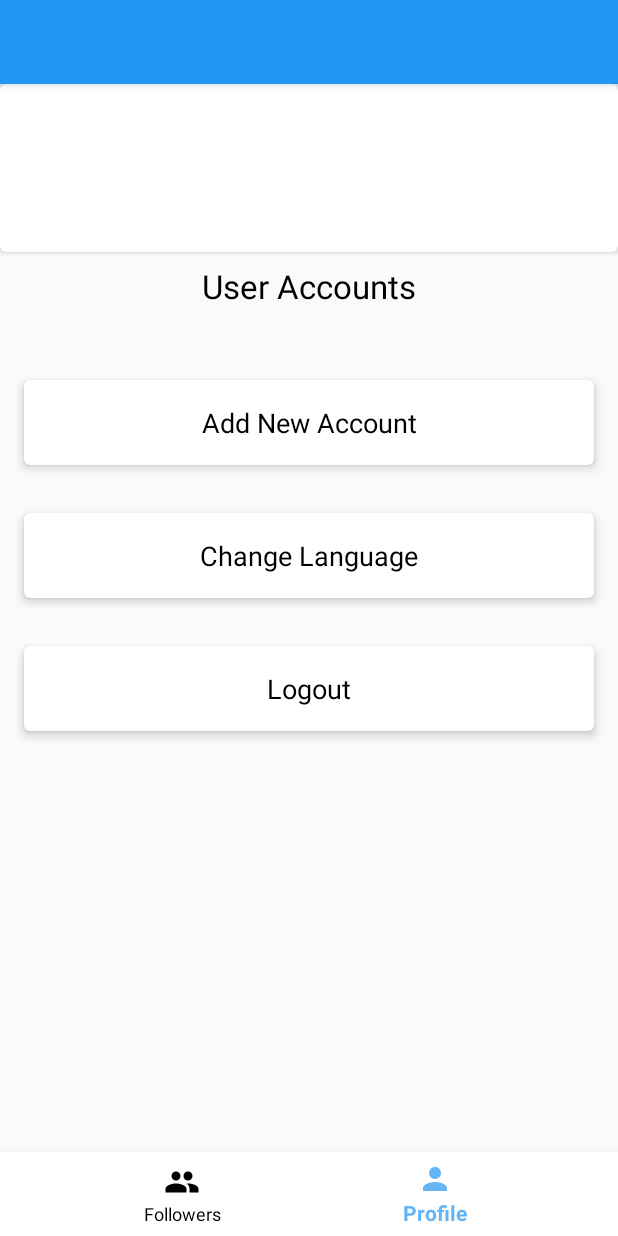
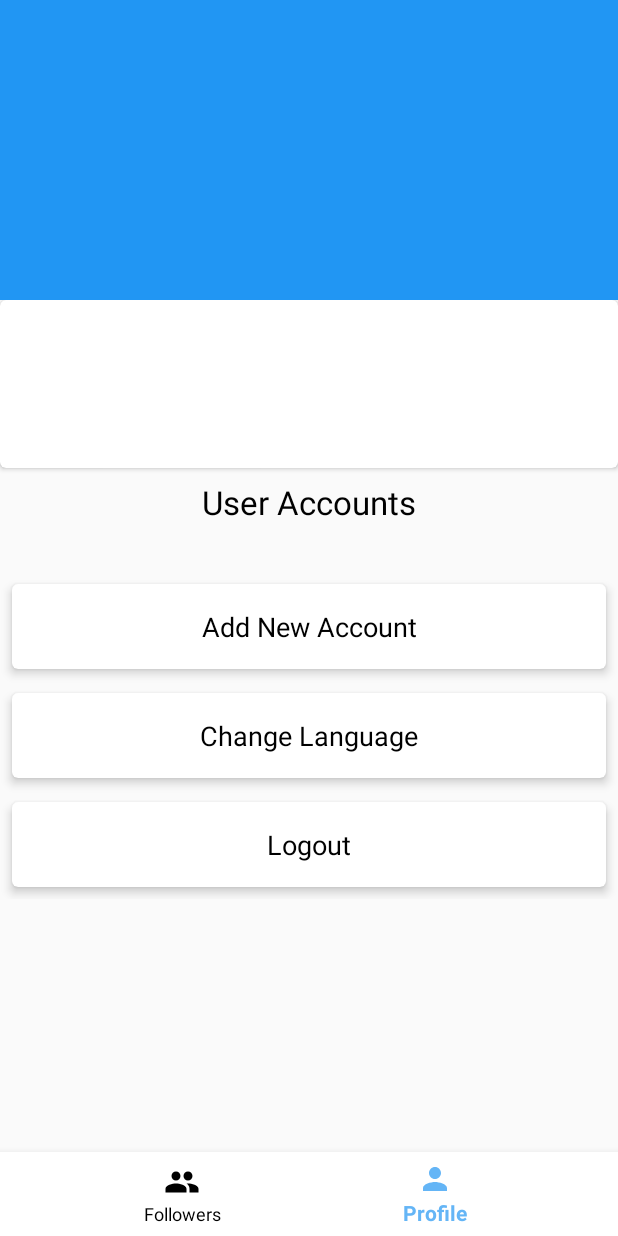
Before and after one commit to NaderNabil216/Simple-Twitter-Client, an Android app: the FollowersList screen opened directly, with no data from a screen before it, item 2 of the bottom bar chosen, on a phone screen of 412 x 824 dp. Run offline under Robolectric (Android 15) with nearby library versions, the phone set to English and light mode, and no system bars; our stand-ins replace CircleImageView, Picasso; 6 statements that could not run were skipped.

Commit message:
Clear DB tables after logout / fix bugs in login avtivity / modify profile view

```diff
--- a/app/build.gradle
+++ b/app/build.gradle
@@ -4,7 +4,7 @@ android {
     compileSdkVersion 26
     defaultConfig {
         applicationId "com.nadernabil.simpletwitterclient"
-        minSdkVersion 21
+        minSdkVersion 19
         targetSdkVersion 26
         versionCode 1
         versionName "1.0"
--- a/app/src/main/java/com/nadernabil/simpletwitterclient/Bases/ProfileContract.java
+++ b/app/src/main/java/com/nadernabil/simpletwitterclient/Bases/ProfileContract.java
@@ -1,5 +1,6 @@
 package com.nadernabil.simpletwitterclient.Bases;
 
+import android.content.Context;
 import android.view.View;
 
 import com.nadernabil.simpletwitterclient.Model.Objects.UserAccount;
@@ -40,5 +41,7 @@ public interface ProfileContract {
 
         void SwitchAccounts(Long choosen_account_id);
 
+        void PerformLogOut(Context context);
+
     }
 }
--- a/app/src/main/java/com/nadernabil/simpletwitterclient/Model/DataBase/FollowersOperations.java
+++ b/app/src/main/java/com/nadernabil/simpletwitterclient/Model/DataBase/FollowersOperations.java
@@ -67,6 +67,12 @@ public class FollowersOperations {
         return data;
     }
 
+    public int DeleteFollowers(){
+        SQLiteDatabase db = contract.getWritableDatabase();
+        int count = db.delete(FollowersTable.TABLE_FOLLOWER, null, null);
+        return count;
+    }
+
     public boolean IsEmpty(Long current_user_id) {
         ArrayList<Follower> followers = getAllData(current_user_id);
         return followers.isEmpty();
--- a/app/src/main/java/com/nadernabil/simpletwitterclient/Model/DataBase/TweetsOperations.java
+++ b/app/src/main/java/com/nadernabil/simpletwitterclient/Model/DataBase/TweetsOperations.java
@@ -61,6 +61,12 @@ public class TweetsOperations {
         return data;
     }
 
+    public int DeleteTweets(){
+        SQLiteDatabase db = contract.getWritableDatabase();
+        int count = db.delete(TweetsTable.TABLE_TWEETS, null, null);
+        return count;
+    }
+
     public boolean IsEmpty(Long current_follower_id) {
         ArrayList<Tweet> tweets = getAllData(current_follower_id);
         return tweets.isEmpty();
--- a/app/src/main/java/com/nadernabil/simpletwitterclient/Model/DataBase/UserAccountsOperations.java
+++ b/app/src/main/java/com/nadernabil/simpletwitterclient/Model/DataBase/UserAccountsOperations.java
@@ -84,6 +84,12 @@ public class UserAccountsOperations {
         return data.get(0);
     }
 
+    public int DeleteAccounts(){
+        SQLiteDatabase db = contract.getWritableDatabase();
+        int count = db.delete(UserAccountsTable.TABLE_USER, null, null);
+        return count;
+    }
+
     public boolean IsEmpty() {
         ArrayList<UserAccount> userAccounts = getAllData();
         return userAccounts.isEmpty();
--- a/app/src/main/java/com/nadernabil/simpletwitterclient/UI/Fragments/FollowersList.java
+++ b/app/src/main/java/com/nadernabil/simpletwitterclient/UI/Fragments/FollowersList.java
@@ -107,6 +107,7 @@ public class FollowersList extends Fragment implements FollowersContract.Followe
         this.Curser = curser;
         this.followers.clear();
         this.followers = followers;
+        adapter.ClearData();
         adapter.setItems(followers, false);
     }
 
--- a/app/src/main/java/com/nadernabil/simpletwitterclient/UI/Fragments/UserProfile.java
+++ b/app/src/main/java/com/nadernabil/simpletwitterclient/UI/Fragments/UserProfile.java
@@ -124,8 +124,8 @@ public class UserProfile extends Fragment implements ProfileContract.profile_vie
 
     @Override
     public void LogOut() {
-        StorageUtil.getInstance().doStuff(getActivity()).SetIsLogged(false);
-        startActivity(new Intent(getActivity(), LoginActivity.class));
+       presenter.PerformLogOut(getActivity());
+
     }
 
     @Override
--- a/app/src/main/java/com/nadernabil/simpletwitterclient/Utils/StorageUtil.java
+++ b/app/src/main/java/com/nadernabil/simpletwitterclient/Utils/StorageUtil.java
@@ -66,5 +66,11 @@ public class StorageUtil {
         editor.apply();
     }
 
+    public void clearCached() {
+        preferences = context.getSharedPreferences(STORAGE, Context.MODE_PRIVATE);
+        SharedPreferences.Editor editor = preferences.edit();
+        editor.clear();
+        editor.apply();
+    }
 
 }
--- a/app/src/main/res/layout/activity_login.xml
+++ b/app/src/main/res/layout/activity_login.xml
@@ -4,6 +4,8 @@
     android:layout_width="match_parent"
     android:layout_height="match_parent"
     android:background="@color/colorAccent"
+    android:layoutDirection="locale"
+    android:textDirection="locale"
     tools:context="com.nadernabil.simpletwitterclient.UI.Activities.LoginActivity">
 
     <Button
--- a/app/src/main/res/layout/followers_frag_layout.xml
+++ b/app/src/main/res/layout/followers_frag_layout.xml
@@ -1,6 +1,8 @@
 <?xml version="1.0" encoding="utf-8"?>
 <RelativeLayout xmlns:android="http://schemas.android.com/apk/res/android"
     android:layout_width="match_parent"
+    android:layoutDirection="locale"
+    android:textDirection="locale"
     android:layout_height="match_parent">
 
     <ProgressBar
--- a/app/src/main/res/layout/profile_frag_layout.xml
+++ b/app/src/main/res/layout/profile_frag_layout.xml
@@ -17,17 +17,16 @@
         <android.support.design.widget.CollapsingToolbarLayout
             android:id="@+id/collapsing_toolbar"
             android:layout_width="match_parent"
-            android:layout_height="wrap_content"
+            android:layout_height="200dp"
             android:fitsSystemWindows="true"
             app:expandedTitleTextAppearance="@android:color/transparent"
-            app:layout_scrollFlags="scroll|exitUntilCollapsed">
+            app:layout_scrollFlags="scroll|enterAlwaysCollapsed">
 
             <ImageView
                 android:id="@+id/header_image"
                 android:layout_width="match_parent"
                 android:layout_height="match_parent"
                 android:fitsSystemWindows="true"
-                android:maxHeight="100dp"
                 android:scaleType="centerCrop"
                 app:layout_collapseMode="parallax" />
 
@@ -130,7 +129,7 @@
             <android.support.v7.widget.CardView
                 android:layout_width="match_parent"
                 android:layout_height="wrap_content"
-                android:layout_margin="16dp"
+                android:layout_margin="8dp"
                 app:cardCornerRadius="4dp"
                 app:cardElevation="4dp">
 
@@ -148,7 +147,7 @@
             <android.support.v7.widget.CardView
                 android:layout_width="match_parent"
                 android:layout_height="wrap_content"
-                android:layout_margin="16dp"
+                android:layout_margin="8dp"
                 app:cardCornerRadius="4dp"
                 app:cardElevation="4dp">
 
@@ -167,7 +166,7 @@
             <android.support.v7.widget.CardView
                 android:layout_width="match_parent"
                 android:layout_height="wrap_content"
-                android:layout_margin="16dp"
+                android:layout_margin="8dp"
                 app:cardCornerRadius="4dp"
                 app:cardElevation="4dp">
 
--- a/app/src/main/res/values/strings.xml
+++ b/app/src/main/res/values/strings.xml
@@ -1,5 +1,5 @@
 <resources>
-    <string name="app_name">Simple Twitter Client</string>
+    <string name="app_name">Twitter Client</string>
     <string name="title_activity_main">Twitter</string>
     <string name="title_home">Home</string>
     <string name="title_dashboard">Dashboard</string>
@@ -18,6 +18,8 @@
     <string name="logging_in">Logging in</string>
     <string name="twitter">Twitter</string>
     <string name="language_settings">Language Settings</string>
+    <string name="logging_out">Logging Out</string>
+    <string name="no_tweets">No Available Tweets</string>
 
 
 </resources>
```
Also changed, not shown: app/src/main/java/com/nadernabil/simpletwitterclient/Adapters/FollowersAdapter.java (+7 -0 lines), app/src/main/java/com/nadernabil/simpletwitterclient/Presenters/UserProfilePresenter.java (+25 -0 lines), app/src/main/java/com/nadernabil/simpletwitterclient/UI/Activities/FollowerInformation.java (+7 -4 lines), app/src/main/java/com/nadernabil/simpletwitterclient/UI/Activities/LoginActivity.java (+9 -1 lines), app/src/main/res/layout/activity_follower_information.xml (+10 -3 lines), app/src/main/res/drawable/default_bg.jpg, 1 other file.
